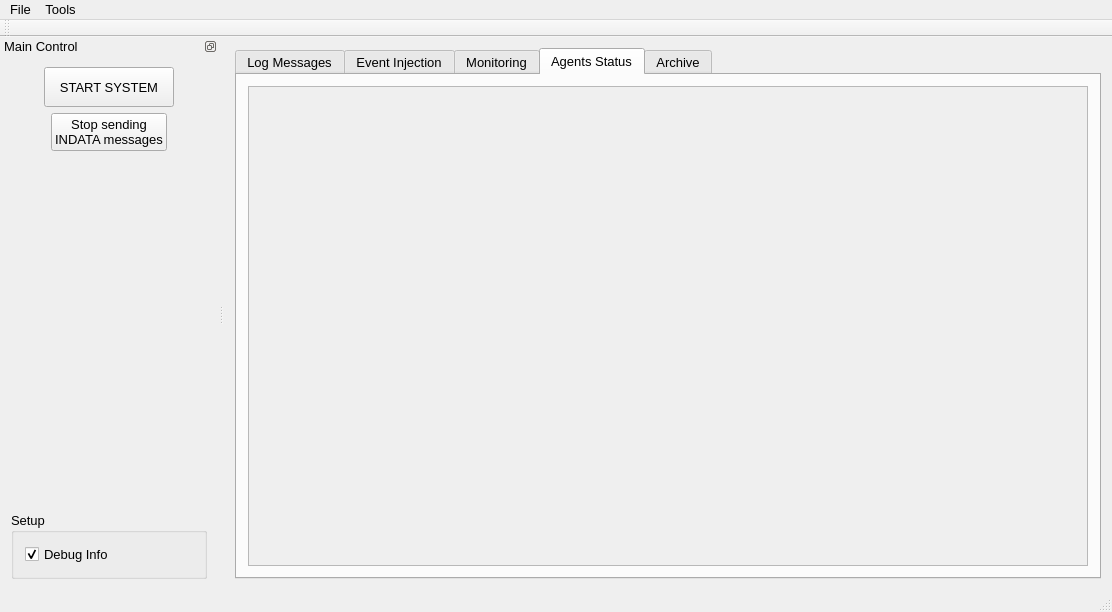
Before: the Qt Designer form qpfhmi/mainwindow.ui in aardalath/qpf, drawn with Qt 5.
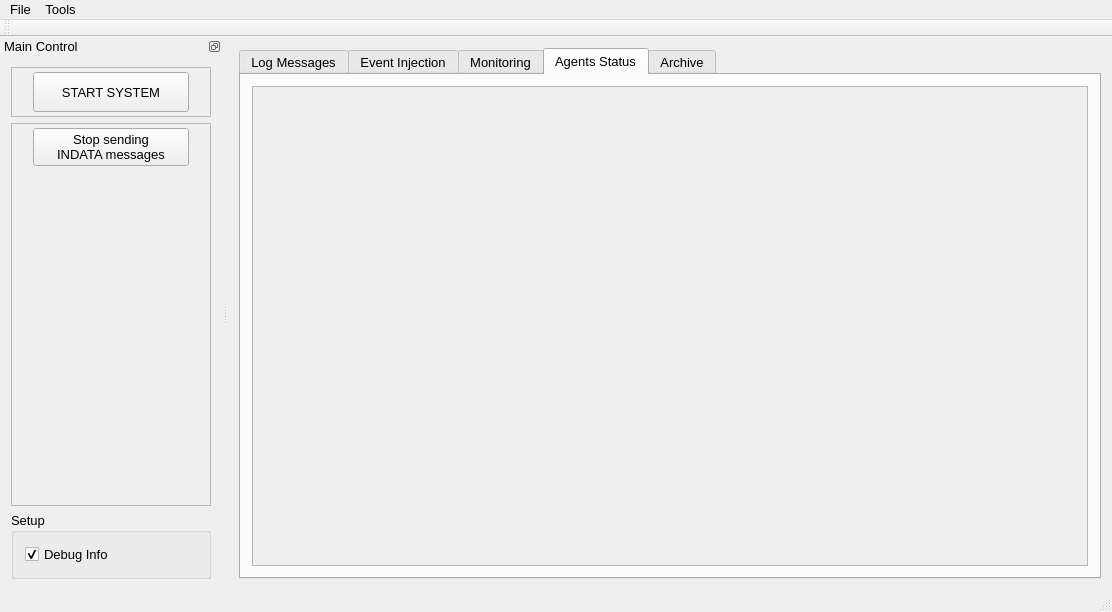
After: the same form once the commit is applied. The open tabs and pages were chosen to show the change.

Patch:
```diff
--- a/qpfhmi/mainwindow.ui
+++ b/qpfhmi/mainwindow.ui
@@ -825,7 +825,7 @@
             <rect>
              <x>0</x>
              <y>0</y>
-             <width>843</width>
+             <width>839</width>
              <height>484</height>
             </rect>
            </property>
@@ -897,7 +897,26 @@
    <widget class="QWidget" name="dockWidgetContents">
     <layout class="QVBoxLayout" name="verticalLayout_2">
      <item>
-      <layout class="QHBoxLayout" name="horizontalLayout" stretch="1,4,1">
+      <widget class="QFrame" name="frame">
+       <property name="frameShape">
+        <enum>QFrame::StyledPanel</enum>
+       </property>
+       <property name="frameShadow">
+        <enum>QFrame::Raised</enum>
+       </property>
+       <layout class="QHBoxLayout" name="horizontalLayout_15" stretch="1,8,1">
+        <property name="leftMargin">
+         <number>1</number>
+        </property>
+        <property name="topMargin">
+         <number>4</number>
+        </property>
+        <property name="rightMargin">
+         <number>1</number>
+        </property>
+        <property name="bottomMargin">
+         <number>4</number>
+        </property>
        <item>
         <spacer name="horizontalSpacer">
          <property name="orientation">
@@ -934,16 +953,43 @@
          </property>
          <property name="sizeHint" stdset="0">
           <size>
-           <width>40</width>
+            <width>17</width>
            <height>20</height>
           </size>
          </property>
         </spacer>
        </item>
       </layout>
+       <zorder></zorder>
+       <zorder></zorder>
+       <zorder>horizontalSpacer_2</zorder>
+       <zorder>btnStart</zorder>
+       <zorder>horizontalSpacer</zorder>
+      </widget>
      </item>
      <item>
-      <layout class="QHBoxLayout" name="horizontalLayout_2" stretch="1,0,1">
+      <widget class="QFrame" name="frame_2">
+       <property name="frameShape">
+        <enum>QFrame::StyledPanel</enum>
+       </property>
+       <property name="frameShadow">
+        <enum>QFrame::Raised</enum>
+       </property>
+       <layout class="QVBoxLayout" name="verticalLayout_15">
+        <property name="leftMargin">
+         <number>1</number>
+        </property>
+        <property name="topMargin">
+         <number>4</number>
+        </property>
+        <property name="rightMargin">
+         <number>1</number>
+        </property>
+        <property name="bottomMargin">
+         <number>4</number>
+        </property>
+        <item>
+         <layout class="QHBoxLayout" name="horizontalLayout_2" stretch="1,8,1">
        <item>
         <spacer name="horizontalSpacer_3">
          <property name="orientation">
@@ -988,10 +1034,13 @@
        <property name="sizeHint" stdset="0">
         <size>
          <width>20</width>
-         <height>463</height>
+            <height>328</height>
         </size>
        </property>
       </spacer>
+        </item>
+       </layout>
+      </widget>
      </item>
      <item>
       <widget class="QGroupBox" name="groupBox">
```
Lines whose indentation alone changed are shown as unchanged.
